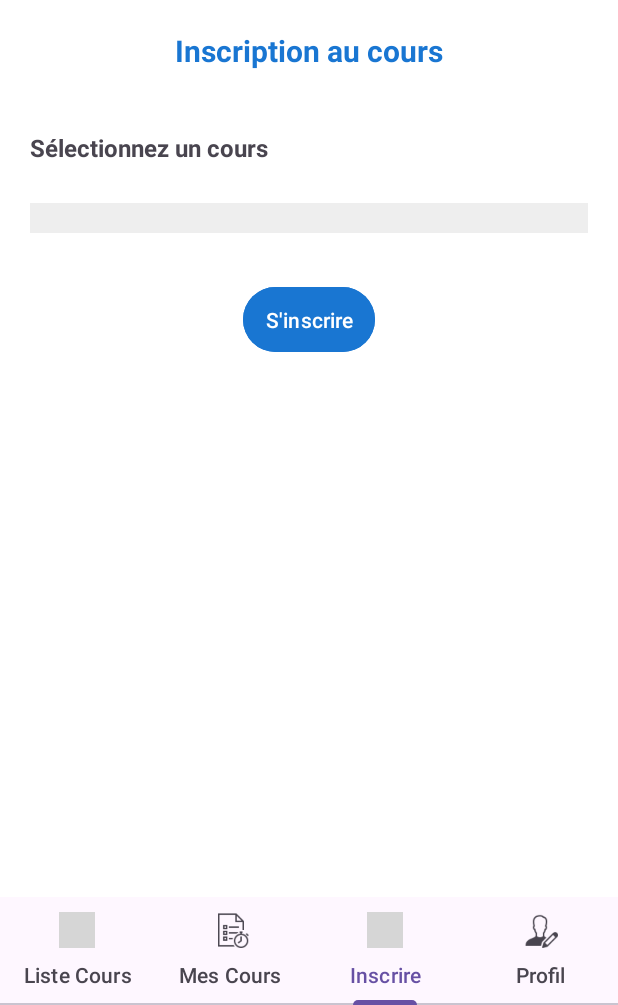
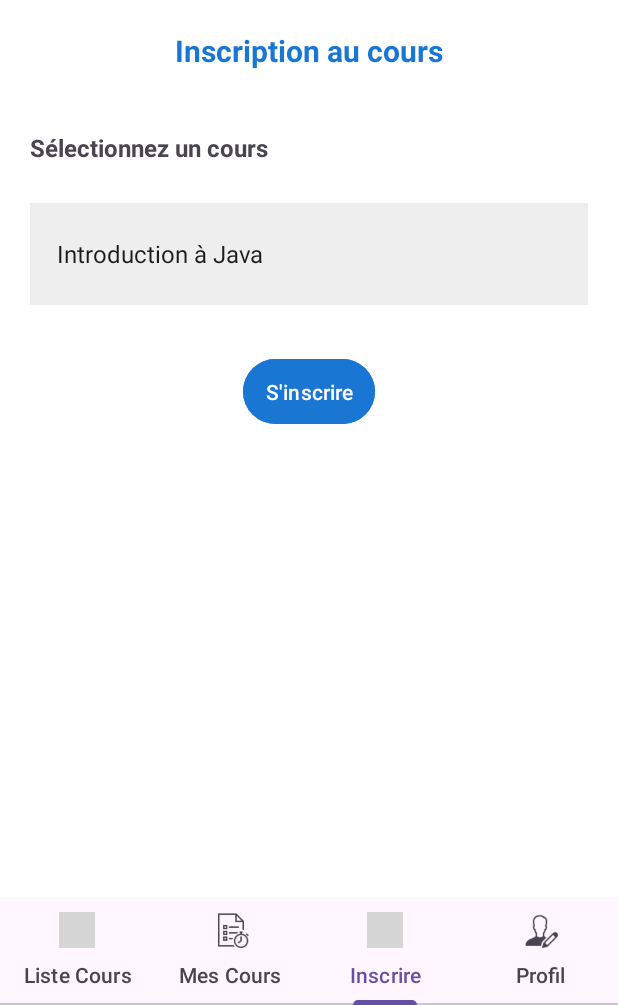
Before and after one commit to Paularoseromorales/labo3, an Android app: the MainActivity screen opened directly, with no data from a screen before it, item 3 of the bottom bar chosen, on a phone screen of 412 x 824 dp, the part 231-1236 px from its top. Run offline under Robolectric (Android 15) with nearby library versions, the phone set to English and light mode, and no system bars; grey boxes are pictures that could not be loaded.

Commit message:
no subir

```diff
--- a/app/src/main/java/com/example/cmaisonneuve/CourseActivity.java
+++ b/app/src/main/java/com/example/cmaisonneuve/CourseActivity.java
@@ -100,9 +100,6 @@ public class CourseActivity extends AppCompatActivity {
         });
 
 
-
-
-
     }
 
     // Método para abrir el selector de imágenes
--- a/app/src/main/java/com/example/cmaisonneuve/CourseAdapter.java
+++ b/app/src/main/java/com/example/cmaisonneuve/CourseAdapter.java
@@ -3,11 +3,14 @@ package com.example.cmaisonneuve;
 import android.content.Context;
 import android.content.Intent;
 import android.content.SharedPreferences;
+import android.graphics.Bitmap;
+import android.graphics.BitmapFactory;
 import android.view.LayoutInflater;
 import android.view.View;
 import android.view.ViewGroup;
 import android.widget.EditText;
 import android.widget.ImageButton;
+import android.widget.ImageView;
 import android.widget.TextView;
 
 import androidx.annotation.NonNull;
@@ -48,7 +51,6 @@ public class CourseAdapter extends RecyclerView.Adapter<CourseAdapter.CourseView
     public void onBindViewHolder(@NonNull CourseViewHolder holder, int position) {
         CourseItem courseItem = courseList.get(position);
         holder.titre.setText(courseItem.getCourseName());  // Asignar el nombre del curso al EditText
-        holder.textViewSigle.setText(courseItem.getSigle());
         holder.textViewTeacherName.setText(courseItem.getTeacherName());
 
 
@@ -64,7 +66,15 @@ public class CourseAdapter extends RecyclerView.Adapter<CourseAdapter.CourseView
             holder.btnModifyCourse.setVisibility(View.GONE);
             holder.btnRemoveCourse.setVisibility(View.GONE);
         }
-
+        // Mostrar la imagen del curso si está disponible
+        if (courseItem.getImage() != null) {
+            // Convertir byte[] a Bitmap
+            Bitmap bitmap = BitmapFactory.decodeByteArray(courseItem.getImage(), 0, courseItem.getImage().length);
+            holder.courseImageView.setImageBitmap(bitmap);  // Asignar el Bitmap a la ImageView
+        } else {
+            // Si no hay imagen, mostrar una imagen predeterminada
+            holder.courseImageView.setImageResource(R.drawable.courseimage);
+        }
         // Configurar el botón de modificación
         holder.btnModifyCourse.setOnClickListener(v -> {
             Context context = holder.itemView.getContext();
@@ -110,6 +120,7 @@ public class CourseAdapter extends RecyclerView.Adapter<CourseAdapter.CourseView
         TextView textViewTeacherName;
         ImageButton btnRemoveCourse;
         ImageButton btnModifyCourse;
+        ImageView courseImageView;
 
         public CourseViewHolder(@NonNull View itemView) {
             super(itemView);
@@ -118,6 +129,7 @@ public class CourseAdapter extends RecyclerView.Adapter<CourseAdapter.CourseView
             textViewTeacherName = itemView.findViewById(R.id.teacherText);
             btnRemoveCourse = itemView.findViewById(R.id.btn_remove_course);
             btnModifyCourse = itemView.findViewById(R.id.btn_modify_course);
+            courseImageView = itemView.findViewById(R.id.course_image); // Referencia a la ImageView
         }
 
         public void bind(final CourseItem courseItem, final OnItemClickListener listener) {
--- a/app/src/main/java/com/example/cmaisonneuve/CourseItem.java
+++ b/app/src/main/java/com/example/cmaisonneuve/CourseItem.java
@@ -26,6 +26,14 @@ public class CourseItem {
         this.session = session;
     }
 
+    public CourseItem(int id, String courseName, String sigle, String teacherName, String session, byte[] image) {
+        this.id = id;
+        this.courseName = courseName;
+        this.sigle = sigle;
+        this.teacherName = teacherName;
+        this.session = session;
+        this.image = image;
+    }
     // Getters y Setters
     public int getId() {
         return id;
--- a/app/src/main/java/com/example/cmaisonneuve/MainActivity.java
+++ b/app/src/main/java/com/example/cmaisonneuve/MainActivity.java
@@ -1,7 +1,10 @@
 package com.example.cmaisonneuve;
 
 import android.content.Intent;
+import android.graphics.Bitmap;
+import android.graphics.BitmapFactory;
 import android.os.Bundle;
+import android.util.Log;
 import android.view.Menu;
 import android.view.MenuItem;
 import android.widget.LinearLayout;
@@ -21,11 +24,13 @@ import androidx.viewpager2.widget.ViewPager2;
 import com.google.android.material.tabs.TabLayout;
 import com.google.android.material.tabs.TabLayoutMediator;
 
+import java.io.ByteArrayOutputStream;
 import java.util.ArrayList;
 import java.util.List;
 
 
     public class MainActivity extends AppCompatActivity {
+
         private ViewPager2 viewPager;
         private TabLayout tabLayout;
         private ActivityResultLauncher<Intent> editCourseLauncher;
@@ -36,37 +41,60 @@ public class MainActivity extends AppCompatActivity {
             super.onCreate(savedInstanceState);
             setContentView(R.layout.activity_main);
 
-       // afficher la toolbar
+            // Mostrar la toolbar
             Toolbar toolbar = findViewById(R.id.toolbar);
             setSupportActionBar(toolbar);
 
-        // -- initialiser viewpager et tablayout
             viewPager = findViewById(R.id.viewPager);
             tabLayout = findViewById(R.id.tabLayout);
 
+            DatabaseHelper dbHelper = new DatabaseHelper(this);
+
+            // Verificar si los cursos ya están creados
+            if (!dbHelper.areCoursesAlreadyCreated()) {
+                // Obtener las imágenes predeterminadas desde drawable
+                byte[] javaImage = getImageFromDrawable(R.drawable.java_image);
+                byte[] webImage = getImageFromDrawable(R.drawable.web_image);
+                byte[] mysqlImage = getImageFromDrawable(R.drawable.mysql_image);
+
+                // Crear tres cursos con imágenes predeterminadas
+                CourseItem cours1 = new CourseItem(100, "Introduction à Java", "Cours de base pour apprendre Java", "Prof. Dupont", "Automne 2024", javaImage);
+                CourseItem cours2 = new CourseItem(101, "Développement Web ", "Apprentissage du développement web avec HTML et CSS", "Prof. Durand", "Automne 2024", webImage);
+                CourseItem cours3 = new CourseItem(102, "BD MySQL", "Cours pour comprendre les bases de données avec MySQL", "Prof. Lefebvre", "Automne 2024", mysqlImage);
+
+                // Insertar los cursos en la base de datos con imágenes
+                dbHelper.insertCourses(cours1, javaImage, null);
+                dbHelper.insertCourses(cours2, webImage, null);
+                dbHelper.insertCourses(cours3, mysqlImage, null);
+
+                // Log de verificación
+                Log.d("DatabaseHelper", "Cursos con imágenes insertados con éxito.");
+            } else {
+                // Ya están creados los cursos
+                Log.d("DatabaseHelper", "Los cursos ya existen, no se volverán a crear.");
+            }
+
+            // Configurar el ViewPager y TabLayout
             editCourseLauncher = registerForActivityResult(
                     new ActivityResultContracts.StartActivityForResult(),
                     result -> {
-                      if(result.getResultCode() == RESULT_OK){
+                        if (result.getResultCode() == RESULT_OK) {
                             PageAdapter adapter = (PageAdapter) viewPager.getAdapter();
-                          ListCoursFragment fragment = (ListCoursFragment)adapter.getFragment(0);
-                        //  fragment.loadCoursesFromDatabase();
+                            ListCoursFragment fragment = (ListCoursFragment) adapter.getFragment(0);
+                            // fragment.loadCoursesFromDatabase();
                         }
                     }
             );
 
-       //--- Configurer notre adapter
-
             Intent intent = getIntent();
             User user = (User) intent.getSerializableExtra("user");
-//
+
             PageAdapter pageAdapter = new PageAdapter(this, user);
             viewPager.setAdapter(pageAdapter);
 
-
-        // Lier mon viewpager avec le tablayout
+            // Ligar el ViewPager con el TabLayout
             new TabLayoutMediator(tabLayout, viewPager, ((tab, position) -> {
-              switch (position){
+                switch (position) {
                     case 0:
                         tab.setText("Liste Cours");
                         tab.setIcon(R.drawable.ic_lesson);
@@ -83,10 +111,8 @@ public class MainActivity extends AppCompatActivity {
                         tab.setText("Profil");
                         tab.setIcon(R.drawable.ic_profile);
                         break;
-
                 }
             })).attach();
-
         }
 
         @Override
@@ -103,7 +129,6 @@ public class MainActivity extends AppCompatActivity {
             if (user != null && user.getId() == 1) {
                 // Mostrar el ítem de añadir curso solo para el usuario con ID = 1
                 addCourseItem.setVisible(true);
-
             } else {
                 // Ocultar el ítem para otros usuarios
                 addCourseItem.setVisible(false);
@@ -116,13 +141,12 @@ public class MainActivity extends AppCompatActivity {
         public boolean onOptionsItemSelected(@NonNull MenuItem item) {
             int id = item.getItemId();
 
-
-         if(id == R.id.action_logout){
+            if (id == R.id.action_logout) {
                 Intent intent = new Intent(MainActivity.this, LoginActivity.class);
                 startActivity(intent);
             }
 
-        if(id == R.id.action_add_course){
+            if (id == R.id.action_add_course) {
                 Intent intent = new Intent(MainActivity.this, CourseActivity.class);
                 startActivity(intent);
             }
@@ -130,8 +154,12 @@ public class MainActivity extends AppCompatActivity {
             return super.onOptionsItemSelected(item);
         }
 
+        // Método para convertir la imagen desde Drawable a byte[]
+        private byte[] getImageFromDrawable(int drawableId) {
+            Bitmap bitmap = BitmapFactory.decodeResource(getResources(), drawableId);
+            ByteArrayOutputStream stream = new ByteArrayOutputStream();
+            bitmap.compress(Bitmap.CompressFormat.PNG, 100, stream);
+            return stream.toByteArray();
+        }
 
-    public ActivityResultLauncher<Intent> getEditCourseLauncher(){
-        return editCourseLauncher;
     }
-}
--- a/app/src/main/java/com/example/cmaisonneuve/db/DatabaseHelper.java
+++ b/app/src/main/java/com/example/cmaisonneuve/db/DatabaseHelper.java
@@ -156,11 +156,6 @@ public class DatabaseHelper extends SQLiteOpenHelper {
         return result != -1; // Retorna true si la inserción fue exitosa
     }
 
-//    public boolean checkUser(User user) {
-//        SQLiteDatabase db = this.getReadableDatabase();
-//        Cursor cursor = db.rawQuery("SELECT * FROM " + TABLE_USERS + " WHERE " + COLUMN_USERNAME + "=? AND " + COLUMN_USER_PASSWORD + "=?", new String[]{user.getUsername(), user.getPassword()});
-//        return cursor.getCount() > 0;
-//    }
 
     public User checkUser(User user) {
         SQLiteDatabase db = this.getReadableDatabase();
@@ -210,6 +205,9 @@ public class DatabaseHelper extends SQLiteOpenHelper {
 
         if (imageData != null) {
             contentValues.put(COLUMN_COURSES_IMAGE, imageData);
+            Log.d("DatabaseInsert", "Image size: " + imageData.length); // Verifica el tamaño de la imagen
+        } else {
+            Log.d("DatabaseInsert", "No image provided");
         }
         if (fileData != null) {
             contentValues.put(COLUMN_COURSES_FILE, fileData);
@@ -408,5 +406,20 @@ public class DatabaseHelper extends SQLiteOpenHelper {
         return db.rawQuery("SELECT * FROM " + TABLE_QUIZZES + " WHERE " + COLUMN_QUIZ_COURSE_ID + "=?", new String[]{String.valueOf(courseId)});
     }
 
+    public boolean areCoursesAlreadyCreated() {
+        SQLiteDatabase db = this.getReadableDatabase();
+        Cursor cursor = db.rawQuery("SELECT COUNT(*) FROM " + TABLE_COURSES, null);
+
+        int count = 0;
+        if (cursor.moveToFirst()) {
+            count = cursor.getInt(0); // Obtenemos el número de cursos existentes
+        }
+
+        cursor.close();
+        db.close();
+
+        return count >= 3; // Si ya hay 3 o más cursos, retorna true
+    }
+
 
 }
--- a/app/src/main/res/layout/fragment_profil.xml
+++ b/app/src/main/res/layout/fragment_profil.xml
@@ -73,7 +73,7 @@
 
         <!-- Opción de Logout -->
         <TextView
-            android:id="@+id/logout"
+            android:id="@+id/action_logout"
             android:layout_width="match_parent"
             android:layout_height="wrap_content"
             android:text="@string/logout"
```
Also changed, not shown: app/src/main/res/drawable/java_image.png (added), app/src/main/res/drawable/mysql_image.png (added), app/src/main/res/drawable/web_image.png (added). Lines whose indentation alone changed are shown as unchanged.
